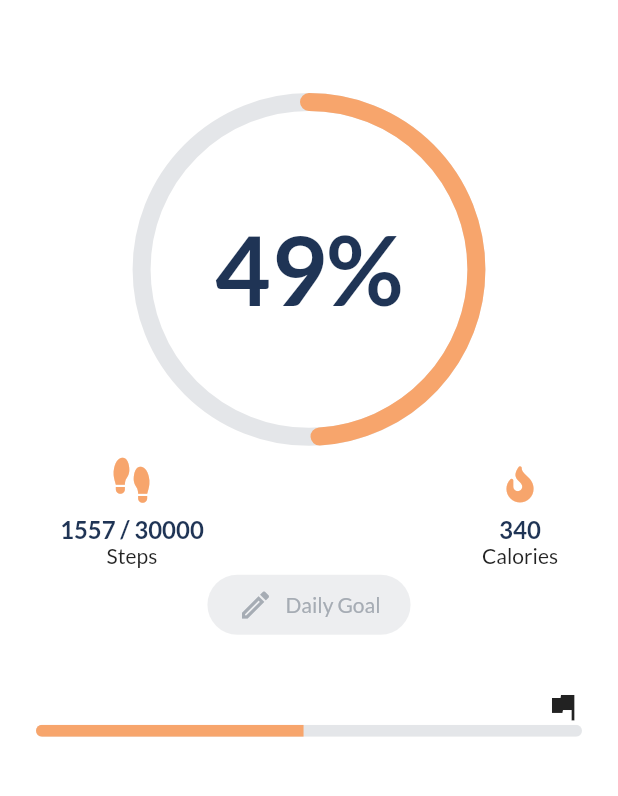
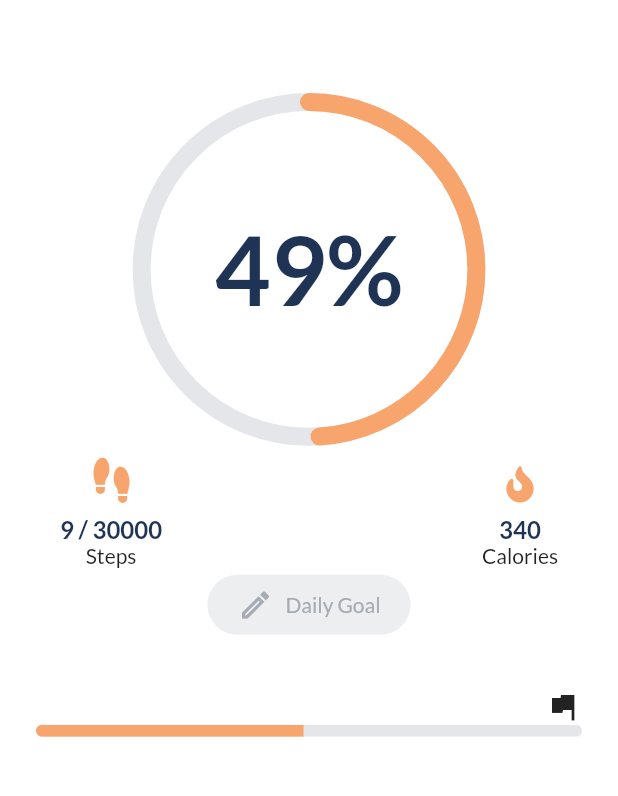
Before and after one commit to migalv/fastic_step_counter, a Flutter app: the screen it shows after launch, on a phone screen of 412 x 824 dp, the part 165-961 px from its top. Run offline on Flutter 3.47's test engine with Material 2 defaults, Android fonts, the phone set to English and light mode, and no system bars; our stand-ins replace bloc, dartz, flutter_bloc, font_awesome_flutter, freezed_annotation, get_it and 1 more; generated files the repository leaves out were written again.

Commit message:
Create the Step Watcher BLoC
I also injected it to the Step Counter Page. So know steps start
counting

```diff
--- a/lib/application/step_watcher/step_watcher_bloc.dart
+++ b/lib/application/step_watcher/step_watcher_bloc.dart
@@ -3,6 +3,7 @@ import 'dart:async';
 import 'package:bloc/bloc.dart';
 import 'package:fastic_step_counter/domain/health_source/i_health_source.dart';
 import 'package:freezed_annotation/freezed_annotation.dart';
+import 'package:injectable/injectable.dart';
 
 part 'step_watcher_event.dart';
 part 'step_watcher_state.dart';
@@ -13,6 +14,7 @@ part 'step_watcher_bloc.freezed.dart';
 ///
 /// This depends on a IHealthSource. So in the future we can change the Health Source
 /// and this will not be affected
+@injectable
 class StepWatcherBloc extends Bloc<StepWatcherEvent, StepWatcherState> {
   final IHealthSource _healthSource;
 
--- a/lib/infrastructure/health_source/mock_health_source.dart
+++ b/lib/infrastructure/health_source/mock_health_source.dart
@@ -4,6 +4,9 @@ import 'package:fastic_step_counter/domain/health_source/health_source_dto.dart'
 import 'package:fastic_step_counter/domain/health_source/health_source_failure.dart';
 import 'package:dartz/dartz.dart';
 import 'package:fastic_step_counter/domain/health_source/i_health_source.dart';
+import 'package:injectable/injectable.dart';
+
+@LazySingleton(as: IHealthSource)
 
 /// A mock implementation of the Health Source
 class MockHealthSource implements IHealthSource {
--- /dev/null
+++ b/lib/injection.dart
@@ -0,0 +1,10 @@
+import 'package:get_it/get_it.dart';
+import 'package:injectable/injectable.dart';
+import 'package:fastic_step_counter/injection.config.dart';
+
+final GetIt getIt = GetIt.instance;
+
+@injectableInit
+void configureInjection(String env) {
+  $initGetIt(getIt, environment: env);
+}
--- a/lib/main.dart
+++ b/lib/main.dart
@@ -1,7 +1,11 @@
+import 'package:fastic_step_counter/injection.dart';
 import 'package:fastic_step_counter/presentation/my_app.dart';
 import 'package:flutter/material.dart';
+import 'package:injectable/injectable.dart';
 
 void main() {
   WidgetsFlutterBinding.ensureInitialized();
+  configureInjection(Environment.dev);
+
   runApp(MyApp());
 }
--- a/lib/presentation/step_counter/step_counter_page.dart
+++ b/lib/presentation/step_counter/step_counter_page.dart
@@ -1,9 +1,12 @@
 import 'dart:math' as math;
 
+import 'package:fastic_step_counter/application/step_watcher/step_watcher_bloc.dart';
+import 'package:fastic_step_counter/injection.dart';
 import 'package:fastic_step_counter/presentation/step_counter/themes/app_colors.dart';
 import 'package:fastic_step_counter/presentation/step_counter/widgets/circle_progress.dart';
 import 'package:fastic_step_counter/presentation/step_counter/widgets/statistics.dart';
 import 'package:flutter/material.dart';
+import 'package:flutter_bloc/flutter_bloc.dart';
 import 'package:font_awesome_flutter/font_awesome_flutter.dart';
 
 class StepCounterPage extends StatelessWidget {
@@ -33,17 +36,39 @@ class StepCounterPage extends StatelessWidget {
         elevation: 0.0,
         backgroundColor: Colors.white,
       ),
-      body: Column(
+      body: BlocProvider(
+        create: (context) => getIt<StepWatcherBloc>()
+          ..add(const StepWatcherEvent.startedWatching()),
+        child: BlocConsumer<StepWatcherBloc, StepWatcherState>(
+          listener: (context, state) {
+            // TODO: implement listener
+          },
+          builder: (context, state) {
+            int steps = 0;
+
+            state.when(
+              initial: () {},
+              watchingSuccess: (receivedSteps) {
+                steps = receivedSteps;
+              },
+              watchingFailure: (failure) {},
+            );
+            return Column(
               crossAxisAlignment: CrossAxisAlignment.start,
               children: [
                 _buildTitle(),
                 const SizedBox(height: 56.0),
                 const CircleProgress(value: 49.0),
-          _buildStatsRow(),
+                _buildStatsRow(
+                  steps: steps,
+                ),
                 _buildDailyGoalButton(),
                 const SizedBox(height: 32.0),
                 _buildLinearProgressBar(),
               ],
+            );
+          },
+        ),
       ),
     );
   }
@@ -60,12 +85,15 @@ class StepCounterPage extends StatelessWidget {
         ),
       );
 
-  Widget _buildStatsRow() => Container(
+  Widget _buildStatsRow({
+    int steps = 0,
+  }) =>
+      Container(
         margin: const EdgeInsets.symmetric(horizontal: 40.0),
         child: Row(
-          children: const [
+          children: [
             Statistics(
-              icon: RotatedBox(
+              icon: const RotatedBox(
                 quarterTurns: -1,
                 child: Icon(
                   FontAwesomeIcons.shoePrints,
@@ -73,10 +101,10 @@ class StepCounterPage extends StatelessWidget {
                 ),
               ),
               statName: "Steps",
-              stats: "1557 / 30000",
+              stats: "$steps / 30000",
             ),
-            Expanded(child: SizedBox()),
-            Statistics(
+            const Expanded(child: SizedBox()),
+            const Statistics(
               icon: Icon(
                 FontAwesomeIcons.fire,
                 color: AppColors.orange,
--- a/pubspec.yaml
+++ b/pubspec.yaml
@@ -28,6 +28,8 @@ dependencies:
   flutter_bloc: ^7.0.1
   font_awesome_flutter: ^9.1.0
   freezed_annotation: ^0.14.2
+  get_it: ^7.1.3
+  injectable: ^1.4.1
   json_annotation: ^4.0.1
 
 dev_dependencies:
@@ -35,6 +37,7 @@ dev_dependencies:
     sdk: flutter
   build_runner: ^2.0.4
   freezed: ^0.14.2
+  injectable_generator: ^1.4.1
   json_serializable: ^4.1.3
   lint: ^1.5.3
 
```
Lines whose indentation alone changed are shown as unchanged.
